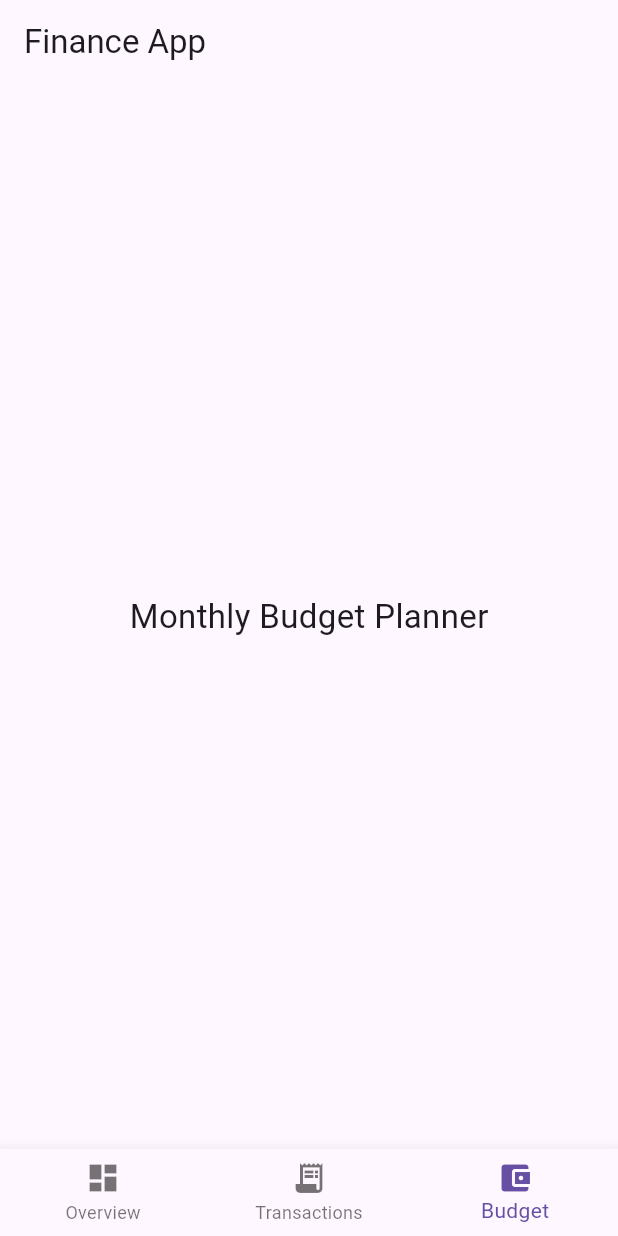
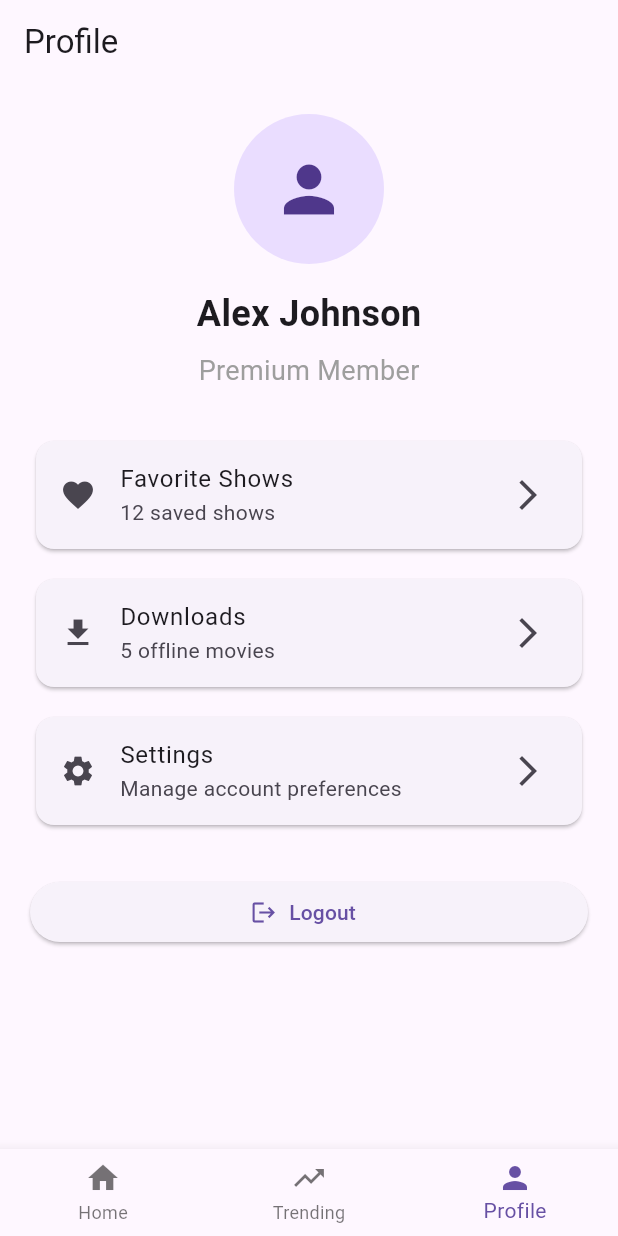
Before and after one commit to pugal6/flutter-tasks, a Flutter app: the screen it shows after launch, item 3 of the bottom bar chosen, on a phone screen of 412 x 824 dp. Run offline on Flutter 3.47's test engine with Material 3 defaults, Android fonts, the phone set to English and light mode, and no system bars; our stand-ins replace go_router.

Commit message:
Add mini challenge 2

```diff
--- a/module3/lib/main.dart
+++ b/module3/lib/main.dart
@@ -1,18 +1,18 @@
 import 'package:flutter/material.dart';
-import 'package:module3/tab%20navigation%20task/task2/screens/finance_home_screen.dart';
+import 'router.dart';
 
 void main() {
-  runApp(const FinanceApp());
+  runApp(const StreamingApp());
 }
 
-class FinanceApp extends StatelessWidget {
-  const FinanceApp({super.key});
+class StreamingApp extends StatelessWidget {
+  const StreamingApp({super.key});
 
   @override
   Widget build(BuildContext context) {
-    return MaterialApp(
+    return MaterialApp.router(
       debugShowCheckedModeBanner: false,
-      home: const FinanceHomeScreen(),
+      routerConfig: appRouter,
     );
   }
 }
--- /dev/null
+++ b/module3/lib/mini challenge2/screens/main_navigation_screen.dart
@@ -0,0 +1,41 @@
+import 'package:flutter/material.dart';
+import 'package:go_router/go_router.dart';
+
+class MainNavigationScreen extends StatelessWidget {
+  final StatefulNavigationShell navigationShell;
+
+  const MainNavigationScreen({
+    super.key,
+    required this.navigationShell,
+  });
+
+  void _onTap(int index) {
+    navigationShell.goBranch(index);
+  }
+
+  @override
+  Widget build(BuildContext context) {
+    return Scaffold(
+      body: navigationShell,
+
+      bottomNavigationBar: BottomNavigationBar(
+        currentIndex: navigationShell.currentIndex,
+        onTap: _onTap,
+        items: const [
+          BottomNavigationBarItem(
+            icon: Icon(Icons.home),
+            label: 'Home',
+          ),
+          BottomNavigationBarItem(
+            icon: Icon(Icons.trending_up),
+            label: 'Trending',
+          ),
+          BottomNavigationBarItem(
+            icon: Icon(Icons.person),
+            label: 'Profile',
+          ),
+        ],
+      ),
+    );
+  }
+}
--- /dev/null
+++ b/module3/lib/mini challenge2/screens/profile_screen.dart
@@ -0,0 +1,98 @@
+import 'package:flutter/material.dart';
+
+class ProfileScreen extends StatelessWidget {
+  const ProfileScreen({super.key});
+
+  @override
+  Widget build(BuildContext context) {
+    return Scaffold(
+      appBar: AppBar(
+        title: const Text('Profile'),
+      ),
+
+      body: SingleChildScrollView(
+        child: Padding(
+          padding: const EdgeInsets.all(20),
+          child: Column(
+            children: [
+              const CircleAvatar(
+                radius: 50,
+                child: Icon(
+                  Icons.person,
+                  size: 50,
+                ),
+              ),
+
+              const SizedBox(height: 16),
+
+              const Text(
+                'Alex Johnson',
+                style: TextStyle(
+                  fontSize: 24,
+                  fontWeight: FontWeight.bold,
+                ),
+              ),
+
+              const SizedBox(height: 8),
+
+              const Text(
+                'Premium Member',
+                style: TextStyle(
+                  fontSize: 18,
+                  color: Colors.grey,
+                ),
+              ),
+
+              const SizedBox(height: 30),
+
+              Card(
+                child: ListTile(
+                  leading: const Icon(Icons.favorite),
+                  title: const Text('Favorite Shows'),
+                  subtitle: const Text('12 saved shows'),
+                  trailing: const Icon(Icons.arrow_forward_ios),
+                  onTap: () {},
+                ),
+              ),
+
+              const SizedBox(height: 12),
+
+              Card(
+                child: ListTile(
+                  leading: const Icon(Icons.download),
+                  title: const Text('Downloads'),
+                  subtitle: const Text('5 offline movies'),
+                  trailing: const Icon(Icons.arrow_forward_ios),
+                  onTap: () {},
+                ),
+              ),
+
+              const SizedBox(height: 12),
+
+              Card(
+                child: ListTile(
+                  leading: const Icon(Icons.settings),
+                  title: const Text('Settings'),
+                  subtitle: const Text('Manage account preferences'),
+                  trailing: const Icon(Icons.arrow_forward_ios),
+                  onTap: () {},
+                ),
+              ),
+
+              const SizedBox(height: 30),
+
+              SizedBox(
+                width: double.infinity,
+                child: ElevatedButton.icon(
+                  onPressed: () {},
+                  icon: const Icon(Icons.logout),
+                  label: const Text('Logout'),
+                ),
+              ),
+            ],
+          ),
+        ),
+      ),
+    );
+  }
+}
--- a/module3/lib/router.dart
+++ b/module3/lib/router.dart
@@ -1,43 +1,65 @@
+
 import 'package:go_router/go_router.dart';
-import 'package:module3/go%20router%20task/models/book.dart';
-import 'package:module3/go%20router%20task/screens/app_selection_screen.dart';
-import 'package:module3/go%20router%20task/screens/auth/dashboard_screen.dart';
-import 'package:module3/go%20router%20task/screens/auth/login_screen.dart';
-import 'package:module3/go%20router%20task/screens/bookstore/book_details_screen.dart';
-import 'package:module3/go%20router%20task/screens/bookstore/home_screen.dart';
+import 'package:module3/mini%20challenge2/screens/details_screen.dart';
+import 'package:module3/mini%20challenge2/screens/home_screen.dart';
+import 'package:module3/mini%20challenge2/screens/main_navigation_screen.dart';
+import 'package:module3/mini%20challenge2/screens/profile_screen.dart';
+import 'package:module3/mini%20challenge2/screens/trending_screen.dart';
 
 final GoRouter appRouter = GoRouter(
-  initialLocation: '/',
+  initialLocation: '/home',
   routes: [
-    GoRoute(
-      path: '/',
-      builder: (context, state) => const AppSelectionScreen(),
-    ),
+    StatefulShellRoute.indexedStack(
+      builder: (context, state, navigationShell) {
+        return MainNavigationScreen(
+          navigationShell: navigationShell,
+        );
+      },
 
-    // Bookstore Routes
-    GoRoute(
-      path: '/books',
-      builder: (context, state) => const HomeScreen(),
+      branches: [
+        StatefulShellBranch(
+          routes: [
+            GoRoute(
+              path: '/home',
+              builder: (context, state) {
+                return const HomeScreen();
+              },
+            ),
+          ],
+        ),
+
+        StatefulShellBranch(
+          routes: [
+            GoRoute(
+              path: '/trending',
+              builder: (context, state) {
+                return const TrendingScreen();
+              },
+            ),
+          ],
+        ),
+
+        StatefulShellBranch(
+          routes: [
+            GoRoute(
+              path: '/profile',
+              builder: (context, state) {
+                return const ProfileScreen();
+              },
+            ),
+          ],
+        ),
+      ],
     ),
 
     GoRoute(
-      path: '/book-details',
+      path: '/details',
       builder: (context, state) {
-        final book = state.extra as Book;
+        final movie =
+            state.extra as Map<String, String>;
 
-        return BookDetailsScreen(book: book);
+        return DetailsScreen(movie: movie);
       },
-    ),
-
-    // Auth Routes
-    GoRoute(
-      path: '/login',
-      builder: (context, state) => const LoginScreen(),
-    ),
-
-    GoRoute(
-      path: '/dashboard',
-      builder: (context, state) => const DashboardScreen(),
     ),
   ],
 );
```
Also changed, not shown: module3/lib/mini challenge2/screens/details_screen.dart (added, +67 -0 lines), module3/lib/mini challenge2/screens/home_screen.dart (added, +45 -0 lines), module3/lib/mini challenge2/screens/trending_screen.dart (added, +45 -0 lines), module3/lib/mini challenge2/widgets/content_card.dart (added, +43 -0 lines), 1 other file.
